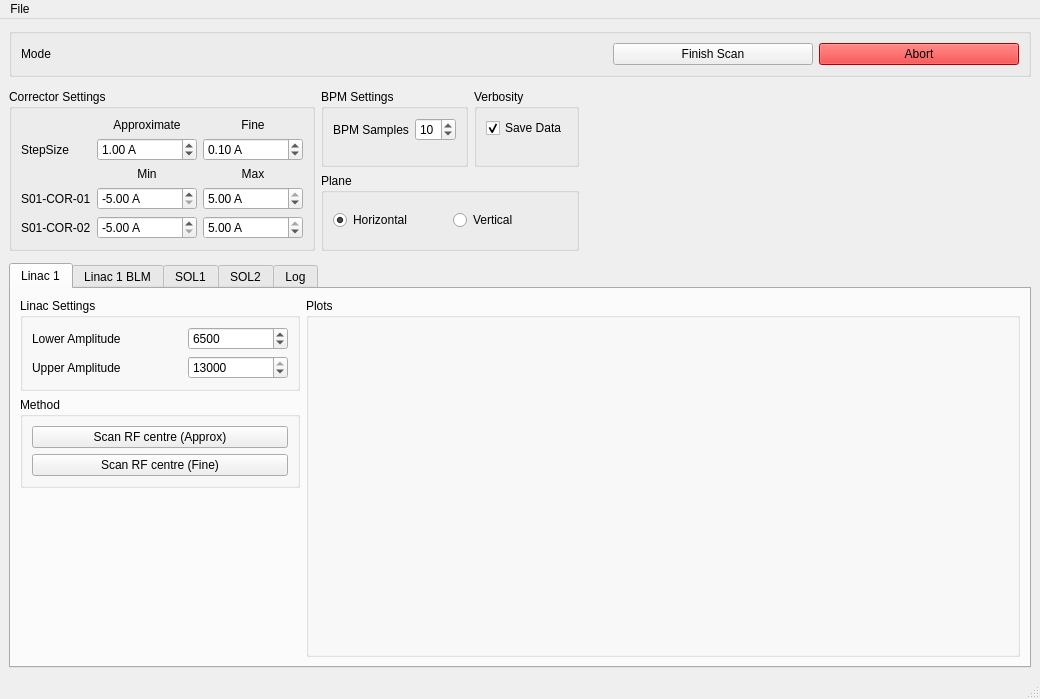
This is Apps/linacCentring/view.ui in VELA-CLARA-software/Software as Qt 5 draws it before an edit. The edited form follows.
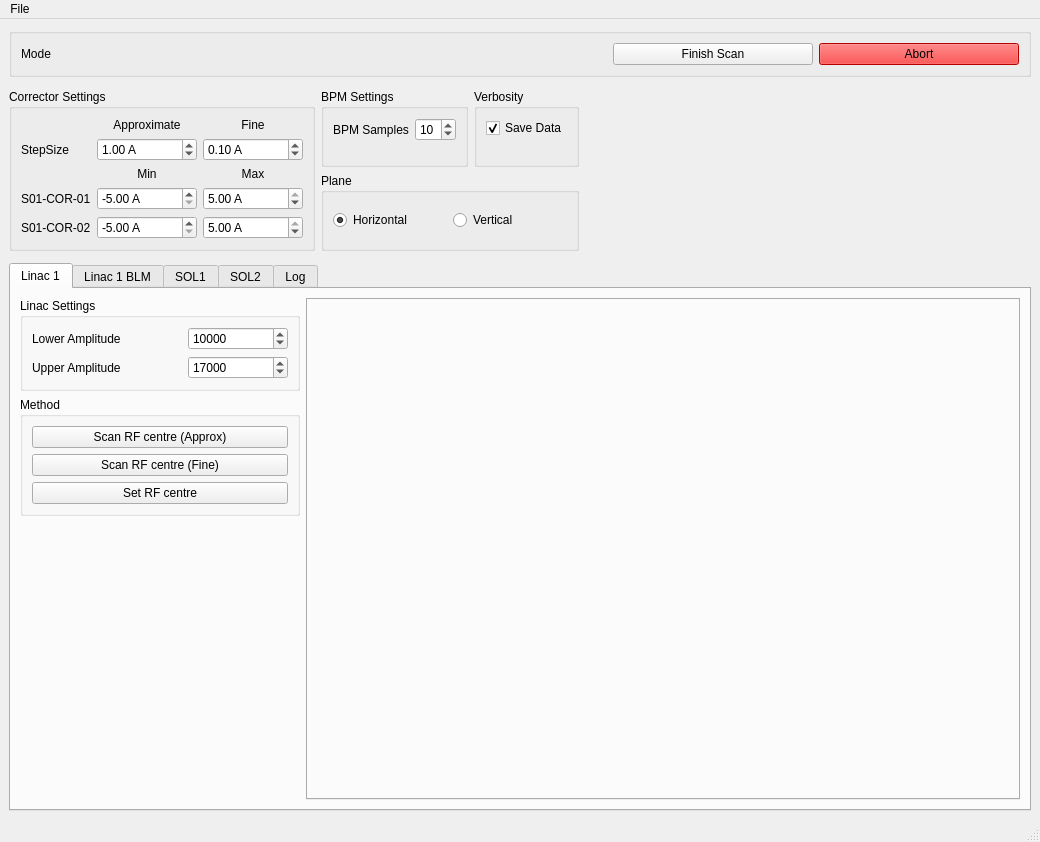
This is the edited form. Icons and pictures are not drawn.

```diff
--- a/Apps/linacCentring/view.ui
+++ b/Apps/linacCentring/view.ui
@@ -7,7 +7,7 @@
     <x>0</x>
     <y>0</y>
     <width>1040</width>
-    <height>699</height>
+    <height>818</height>
    </rect>
   </property>
   <property name="sizePolicy">
@@ -57,20 +57,6 @@
         <string>Linac 1</string>
        </attribute>
        <layout class="QGridLayout" name="linacTabLayout">
-        <item row="0" column="1" rowspan="4">
-         <widget class="QGroupBox" name="groupBox_plotsLinac1">
-          <property name="sizePolicy">
-           <sizepolicy hsizetype="Expanding" vsizetype="Expanding">
-            <horstretch>1</horstretch>
-            <verstretch>0</verstretch>
-           </sizepolicy>
-          </property>
-          <property name="title">
-           <string>Plots</string>
-          </property>
-          <layout class="QHBoxLayout" name="plotLayoutLinac1"/>
-         </widget>
-        </item>
         <item row="0" column="0">
          <widget class="QGroupBox" name="groupBox_4">
           <property name="sizePolicy">
@@ -117,13 +103,13 @@
               </size>
              </property>
              <property name="maximum">
-              <number>13000</number>
+              <number>17500</number>
              </property>
              <property name="singleStep">
               <number>100</number>
              </property>
              <property name="value">
-              <number>6500</number>
+              <number>10000</number>
              </property>
             </widget>
            </item>
@@ -143,13 +129,13 @@
               </size>
              </property>
              <property name="maximum">
-              <number>13000</number>
+              <number>17500</number>
              </property>
              <property name="singleStep">
               <number>100</number>
              </property>
              <property name="value">
-              <number>13000</number>
+              <number>17000</number>
              </property>
             </widget>
            </item>
@@ -182,6 +168,13 @@
              </property>
             </widget>
            </item>
+           <item>
+            <widget class="QPushButton" name="linac1SetRFCentreButton">
+             <property name="text">
+              <string>Set RF centre</string>
+             </property>
+            </widget>
+           </item>
           </layout>
          </widget>
         </item>
@@ -198,6 +191,22 @@
           </property>
          </spacer>
         </item>
+        <item row="0" column="1" rowspan="4">
+         <widget class="QTabWidget" name="tabWidget_plotsLinac1">
+          <property name="sizePolicy">
+           <sizepolicy hsizetype="Expanding" vsizetype="Expanding">
+            <horstretch>1</horstretch>
+            <verstretch>0</verstretch>
+           </sizepolicy>
+          </property>
+          <property name="minimumSize">
+           <size>
+            <width>0</width>
+            <height>500</height>
+           </size>
+          </property>
+         </widget>
+        </item>
        </layout>
       </widget>
       <widget class="QWidget" name="linac1BLMTab">
@@ -1026,6 +1035,12 @@
     </item>
     <item row="1" column="0">
      <widget class="QGroupBox" name="groupBox_3">
+      <property name="sizePolicy">
+       <sizepolicy hsizetype="Preferred" vsizetype="Fixed">
+        <horstretch>0</horstretch>
+        <verstretch>0</verstretch>
+       </sizepolicy>
+      </property>
       <layout class="QHBoxLayout" name="horizontalLayout">
        <item>
         <widget class="QLabel" name="label_MODE">
```
Left out of the diff: 44 changed lines with no effect on the pictures.
